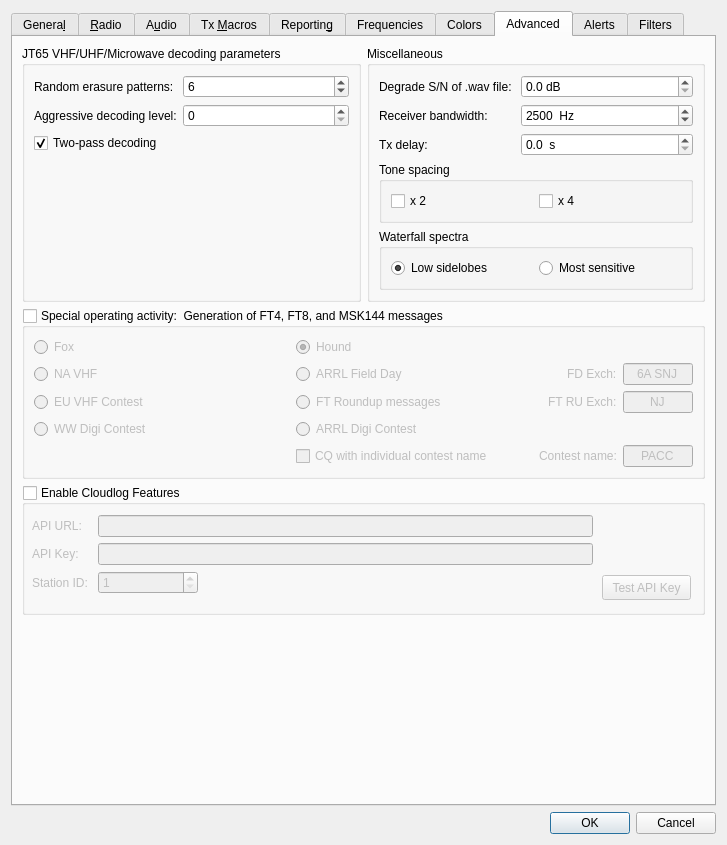
Old version of the form Configuration_Alerts+CloudLog.ui in the repository uaro-radio/wsjtx.
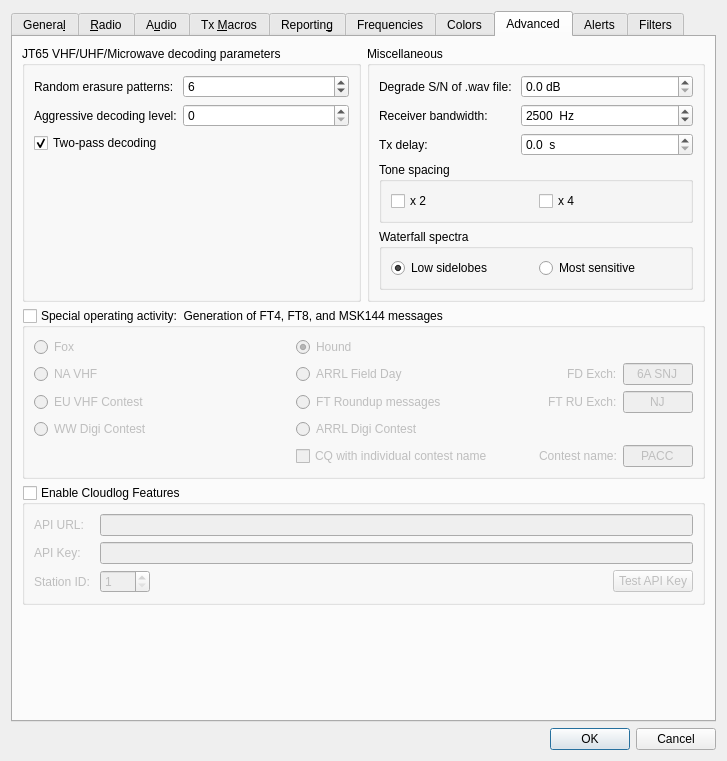
New version of the form. The open tabs and pages were chosen to show the change. Custom widgets are drawn as their Qt base class.

```diff
--- a/Configuration_Alerts+CloudLog.ui
+++ b/Configuration_Alerts+CloudLog.ui
@@ -7,7 +7,7 @@
     <x>0</x>
     <y>0</y>
     <width>727</width>
-    <height>845</height>
+    <height>753</height>
    </rect>
   </property>
   <property name="windowTitle">
@@ -2921,6 +2921,9 @@
          <property name="orientation">
           <enum>Qt::Vertical</enum>
          </property>
+         <property name="sizeType">
+          <enum>QSizePolicy::Expanding</enum>
+         </property>
          <property name="sizeHint" stdset="0">
           <size>
            <width>0</width>
@@ -3171,10 +3174,16 @@
        </item>
        <item row="2" column="0" colspan="2">
         <widget class="QGroupBox" name="gbCloudlog">
+         <property name="sizePolicy">
+          <sizepolicy hsizetype="Preferred" vsizetype="Expanding">
+           <horstretch>0</horstretch>
+           <verstretch>0</verstretch>
+          </sizepolicy>
+         </property>
          <property name="minimumSize">
           <size>
            <width>0</width>
-           <height>130</height>
+           <height>0</height>
           </size>
          </property>
          <property name="title">
@@ -3186,16 +3195,9 @@
          <property name="checked">
           <bool>false</bool>
          </property>
-         <widget class="QWidget" name="formLayoutWidget">
-          <property name="geometry">
-           <rect>
-            <x>10</x>
-            <y>30</y>
-            <width>561</width>
-            <height>116</height>
-           </rect>
-          </property>
-          <layout class="QFormLayout" name="formLayout_19">
+         <layout class="QGridLayout" name="gridLayout_22">
+          <item row="0" column="0">
+           <layout class="QGridLayout" name="gridLayout_21">
            <item row="0" column="0">
             <widget class="QLabel" name="label_16">
              <property name="text">
@@ -3203,9 +3205,6 @@
              </property>
             </widget>
            </item>
-           <item row="0" column="1">
-            <widget class="QLineEdit" name="leCloudlogApiUrl"/>
-           </item>
            <item row="1" column="0">
             <widget class="QLabel" name="label_17">
              <property name="text">
@@ -3213,9 +3212,6 @@
              </property>
             </widget>
            </item>
-           <item row="1" column="1">
-            <widget class="QLineEdit" name="leCloudlogApiKey"/>
-           </item>
            <item row="2" column="0">
             <widget class="QLabel" name="label_19">
              <property name="text">
@@ -3226,7 +3222,13 @@
            <item row="2" column="1">
             <widget class="QSpinBox" name="sbCloudlogStationID">
              <property name="enabled">
-              <bool>true</bool>
+               <bool>false</bool>
+              </property>
+              <property name="minimumSize">
+               <size>
+                <width>50</width>
+                <height>0</height>
+               </size>
              </property>
              <property name="maximumSize">
               <size>
@@ -3242,17 +3244,14 @@
              </property>
             </widget>
            </item>
-          </layout>
-         </widget>
+            <item row="1" column="1" colspan="3">
+             <widget class="QLineEdit" name="leCloudlogApiKey"/>
+            </item>
+            <item row="0" column="1" colspan="3">
+             <widget class="QLineEdit" name="leCloudlogApiUrl"/>
+            </item>
+            <item row="2" column="3">
          <widget class="QPushButton" name="pbTestCloudlog">
-          <property name="geometry">
-           <rect>
-            <x>580</x>
-            <y>90</y>
-            <width>89</width>
-            <height>25</height>
-           </rect>
-          </property>
           <property name="toolTip">
            <string>&lt;html&gt;&lt;head/&gt;&lt;body&gt;&lt;p&gt;Test the Cloudlog API key.&lt;/p&gt;&lt;p&gt;The button will turn green if the API key is writable. It will turn orange if the API key is read-only. If the API key is inavalied it will turn red.&lt;/p&gt;&lt;/body&gt;&lt;/html&gt;</string>
           </property>
@@ -3260,6 +3259,23 @@
            <string>Test API Key</string>
           </property>
          </widget>
+            </item>
+            <item row="2" column="2">
+             <spacer name="horizontalSpacer_13">
+              <property name="orientation">
+               <enum>Qt::Horizontal</enum>
+              </property>
+              <property name="sizeHint" stdset="0">
+               <size>
+                <width>40</width>
+                <height>20</height>
+               </size>
+              </property>
+             </spacer>
+            </item>
+           </layout>
+          </item>
+         </layout>
         </widget>
        </item>
       </layout>
```
Left out of the diff: 6 changed lines with no effect on the pictures. Lines whose indentation alone changed are shown as unchanged.
